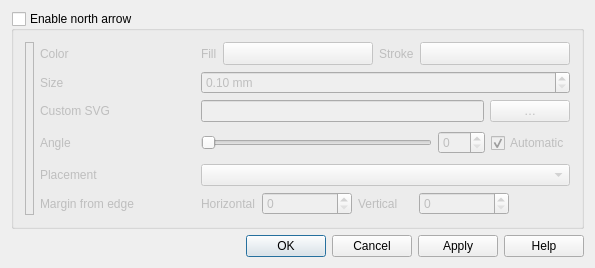
This is src/ui/qgsdecorationnortharrowdialog.ui in qgis/QGIS as Qt 5 draws it before an edit. The edited form follows.
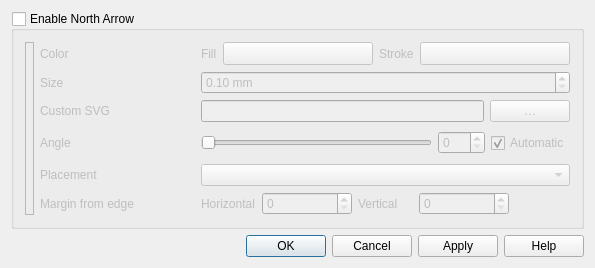
This is the edited form. Icons and pictures are not drawn. Custom widgets are drawn as their Qt base class.

Diff of the .ui file:
```diff
--- a/src/ui/qgsdecorationnortharrowdialog.ui
+++ b/src/ui/qgsdecorationnortharrowdialog.ui
@@ -22,7 +22,7 @@
    <item>
     <widget class="QGroupBox" name="grpEnable">
      <property name="title">
-      <string>Enable north arrow</string>
+      <string>Enable North Arrow</string>
      </property>
      <property name="checkable">
       <bool>true</bool>
```
